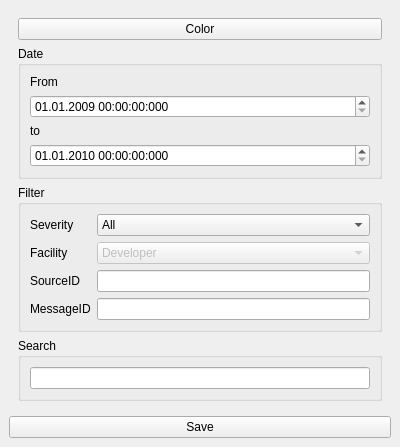
Old version of the form logfileviewerfiltereditordockwidget.ui in the repository KomplexMaster/LogViewer.
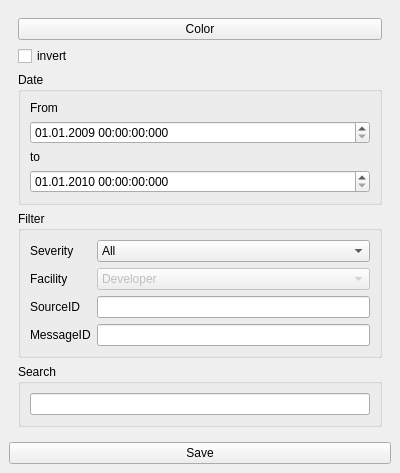
New version of the form.

What changed in the file:
```diff
--- a/logfileviewerfiltereditordockwidget.ui
+++ b/logfileviewerfiltereditordockwidget.ui
@@ -7,7 +7,7 @@
     <x>0</x>
     <y>0</y>
     <width>400</width>
-    <height>440</height>
+    <height>465</height>
    </rect>
   </property>
   <property name="windowTitle">
@@ -28,7 +28,7 @@
          </property>
         </widget>
        </item>
-       <item row="1" column="0">
+       <item row="2" column="0">
         <widget class="QGroupBox" name="groupBox">
          <property name="locale">
           <locale language="English" country="UnitedStates"/>
@@ -100,7 +100,7 @@
          </layout>
         </widget>
        </item>
-       <item row="2" column="0">
+       <item row="3" column="0">
         <widget class="QGroupBox" name="groupBoxFilter">
          <property name="sizePolicy">
           <sizepolicy hsizetype="Preferred" vsizetype="Preferred">
@@ -239,7 +239,7 @@
          </layout>
         </widget>
        </item>
-       <item row="3" column="0">
+       <item row="4" column="0">
         <widget class="QGroupBox" name="groupBoxSearch">
          <property name="title">
           <string>Search</string>
@@ -251,6 +251,13 @@
          </layout>
         </widget>
        </item>
+       <item row="1" column="0">
+        <widget class="QCheckBox" name="checkBoxInvert">
+         <property name="text">
+          <string>invert</string>
+         </property>
+        </widget>
+       </item>
       </layout>
      </widget>
     </item>
```
